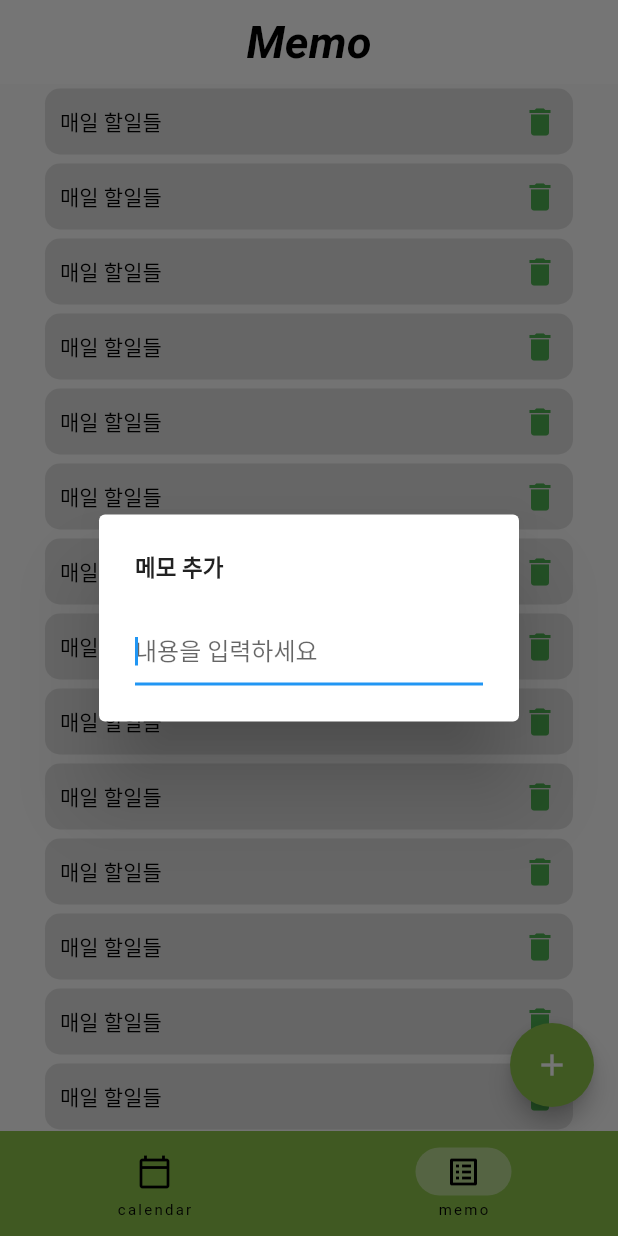
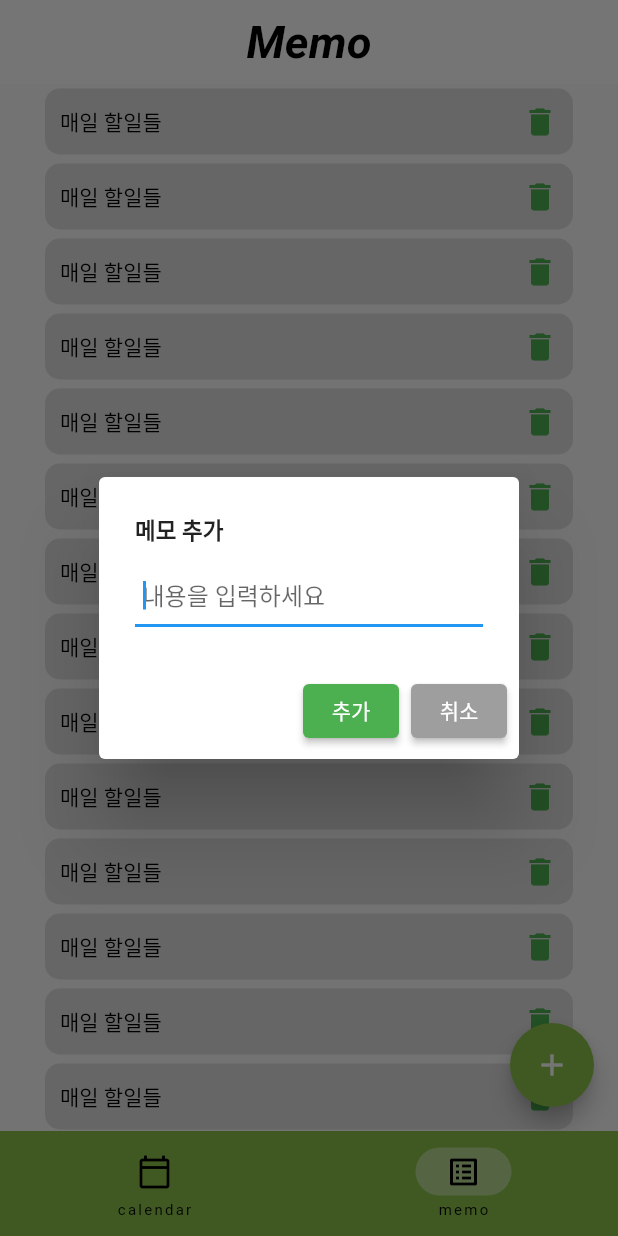
Before and after one commit to hyojuseo/simple_calendar_memo_app, a Flutter app: the screen it shows after launch, item 2 of the bottom bar chosen, after a tap on the "add" icon, on a phone screen of 412 x 824 dp. Run offline on Flutter 3.47's test engine with Material 2 defaults, Android fonts, the phone set to English and light mode, and no system bars; our stand-ins replace get, table_calendar.

Commit message:
components로 중복code 분리

```diff
--- /dev/null
+++ b/lib/components/add_dialog.dart
@@ -0,0 +1,48 @@
+import 'package:flutter/material.dart';
+
+class AddDialog extends StatelessWidget {
+  final String? title;
+  final Function()? okCallback;
+  final Function()? cancelCallback;
+
+  const AddDialog({
+    Key? key,
+    required this.title,
+    this.okCallback,
+    this.cancelCallback,
+  }) : super(key: key);
+
+  @override
+  Widget build(BuildContext context) {
+    TextEditingController contentController = TextEditingController();
+    return AlertDialog(
+      title: Text(
+        title!,
+        style: const TextStyle(fontSize: 15, fontWeight: FontWeight.bold),
+      ),
+      content: TextField(
+        controller: contentController,
+        autofocus: true,
+        decoration: const InputDecoration(
+          hintText: '내용을 입력하세요',
+          //border: InputBorder.none,
+          contentPadding: EdgeInsets.only(left: 5, bottom: 10),
+          isDense: true,
+        ),
+        onSubmitted: (String text) {},
+      ),
+      actions: [
+        ElevatedButton(
+          onPressed: okCallback,
+          child: const Text('추가'),
+          style: ElevatedButton.styleFrom(primary: Colors.green),
+        ),
+        ElevatedButton(
+          onPressed: cancelCallback,
+          child: const Text('취소'),
+          style: ElevatedButton.styleFrom(primary: Colors.grey),
+        ),
+      ],
+    );
+  }
+}
--- /dev/null
+++ b/lib/components/cal_list.dart
@@ -0,0 +1,72 @@
+import 'package:flutter/material.dart';
+
+const TextStyle _listStyle = TextStyle(
+  color: Colors.green,
+  fontWeight: FontWeight.bold,
+  fontSize: 20,
+);
+
+class CalendarList extends StatelessWidget {
+  final String? text;
+  final String? content;
+
+  const CalendarList({
+    Key? key,
+    required this.text,
+    this.content,
+  }) : super(key: key);
+
+  @override
+  Widget build(BuildContext context) {
+    return Padding(
+      padding: const EdgeInsets.symmetric(horizontal: 10),
+      child: Column(
+        crossAxisAlignment: CrossAxisAlignment.stretch,
+        mainAxisAlignment: MainAxisAlignment.start,
+        children: [
+          Text(
+            text!,
+            //controller.selectedDay.value.toString(),
+            style: _listStyle,
+          ),
+          const SizedBox(height: 15),
+          Expanded(
+            child: SingleChildScrollView(
+              child: Column(
+                crossAxisAlignment: CrossAxisAlignment.stretch,
+                mainAxisAlignment: MainAxisAlignment.start,
+                children: List.generate(20, (index) {
+                  return Padding(
+                    padding: const EdgeInsets.symmetric(vertical: 3),
+                    child: Container(
+                      padding: const EdgeInsets.symmetric(
+                          horizontal: 5, vertical: 3),
+                      decoration: BoxDecoration(
+                        color: Colors.grey.withOpacity(0.3),
+                        borderRadius: BorderRadius.circular(10),
+                      ),
+                      child: Row(
+                        mainAxisAlignment: MainAxisAlignment.spaceBetween,
+                        children: [
+                          Text(
+                            //'할 일들',
+                            content!,
+                            style: const TextStyle(color: Colors.black),
+                          ),
+                          const Icon(
+                            Icons.delete,
+                            color: Colors.green,
+                          ),
+                        ],
+                      ),
+                    ),
+                  );
+                }),
+              ),
+            ),
+          ),
+        ],
+      ),
+    );
+  }
+}
--- a/lib/pages/calendar.dart
+++ b/lib/pages/calendar.dart
@@ -1,13 +1,9 @@
 import 'package:flutter/material.dart';
 import 'package:get/get.dart';
 import 'package:table_calendar/table_calendar.dart';
+import 'package:todo_calendar/components/add_dialog.dart';
+import 'package:todo_calendar/components/cal_list.dart';
 import 'package:todo_calendar/controller/calendar_controller.dart';
-
-const TextStyle _listStyle = TextStyle(
-  color: Colors.green,
-  fontWeight: FontWeight.bold,
-  fontSize: 30,
-);
 
 class Calendar extends GetView<CalendarController> {
   const Calendar({Key? key}) : super(key: key);
@@ -15,114 +11,21 @@ class Calendar extends GetView<CalendarController> {
   Widget get line => const Divider(color: Colors.grey);
 
   Widget everyList() {
-    return Padding(
-      padding: const EdgeInsets.symmetric(horizontal: 10),
-      child: Column(
-        crossAxisAlignment: CrossAxisAlignment.stretch,
-        mainAxisAlignment: MainAxisAlignment.start,
-        children: [
-          const Text(
-            'page2',
-            //controller.selectedDay.value.toString(),
-            style: _listStyle,
-          ),
-          const SizedBox(height: 15),
-          Expanded(
-            child: SingleChildScrollView(
-              child: Column(
-                crossAxisAlignment: CrossAxisAlignment.stretch,
-                mainAxisAlignment: MainAxisAlignment.start,
-                children: List.generate(6, (index) {
-                  return Padding(
-                    padding: const EdgeInsets.symmetric(vertical: 3),
-                    child: Container(
-                      padding: const EdgeInsets.symmetric(
-                          horizontal: 5, vertical: 3),
-                      decoration: BoxDecoration(
-                        color: Colors.grey.withOpacity(0.3),
-                        borderRadius: BorderRadius.circular(10),
-                      ),
-                      child: Row(
-                        mainAxisAlignment: MainAxisAlignment.spaceBetween,
-                        children: const [
-                          Text(
-                            '매일 할일들',
-                            style: TextStyle(color: Colors.black),
-                          ),
-                          Icon(
-                            Icons.delete,
-                            color: Colors.green,
-                          ),
-                        ],
-                      ),
-                    ),
-                  );
-                }),
-              ),
-            ),
-          ),
-        ],
-      ),
+    return const CalendarList(
+      text: '매일 할 일',
+      content: '매일 할 일들',
     );
   }
 
   Widget selectedDayList() {
-    return Padding(
-      padding: const EdgeInsets.symmetric(horizontal: 10),
-      child: Column(
-        crossAxisAlignment: CrossAxisAlignment.stretch,
-        mainAxisAlignment: MainAxisAlignment.start,
-        children: [
-          const Text(
-            'page1',
-            //controller.selectedDay.value.toString(),
-            style: _listStyle,
-          ),
-          const SizedBox(height: 15),
-          Expanded(
-            child: SingleChildScrollView(
-              child: Column(
-                crossAxisAlignment: CrossAxisAlignment.stretch,
-                mainAxisAlignment: MainAxisAlignment.start,
-                children: List.generate(20, (index) {
-                  return Padding(
-                    padding: const EdgeInsets.symmetric(vertical: 3),
-                    child: Container(
-                      padding: const EdgeInsets.symmetric(
-                          horizontal: 5, vertical: 3),
-                      decoration: BoxDecoration(
-                        color: Colors.grey.withOpacity(0.3),
-                        borderRadius: BorderRadius.circular(10),
-                      ),
-                      child: Row(
-                        mainAxisAlignment: MainAxisAlignment.spaceBetween,
-                        children: const [
-                          Text(
-                            '할 일들',
-                            style: TextStyle(color: Colors.black),
-                          ),
-                          Icon(
-                            Icons.delete,
-                            color: Colors.green,
-                          ),
-                        ],
-                      ),
-                    ),
-                  );
-                }),
-              ),
-            ),
-          ),
-        ],
-      ),
+    return const CalendarList(
+      text: '2022-05-05',
+      content: '할 일들',
     );
   }
 
-  @override
-  Widget build(BuildContext context) {
-    return Column(
-      children: [
-        TableCalendar(
+  Widget _calendar() {
+    return TableCalendar(
       locale: 'ko-KR',
       focusedDay: DateTime.now(),
       firstDay: DateTime.utc(2010, 10, 20),
@@ -146,10 +49,11 @@ class Calendar extends GetView<CalendarController> {
         controller.selectedDay.value = selectedDay;
         controller.focusedDay.value = focusedDay;
       },
-        ),
-        line,
-        Expanded(
-          child: Row(
+    );
+  }
+
+  Widget _todoList() {
+    return Row(
       children: [
         Expanded(child: selectedDayList()),
 
@@ -161,9 +65,47 @@ class Calendar extends GetView<CalendarController> {
         Expanded(child: everyList()),
         //Colors.orange)),
       ],
-          ),
+    );
+  }
+
+  Future<void> _addTodo(BuildContext context) async {
+    return showDialog(
+      context: context,
+      builder: (context) {
+        return AddDialog(
+          title: '할 일 추가',
+          okCallback: () {
+            Get.back();
+          },
+          cancelCallback: () {
+            Get.back();
+          },
+        );
+      },
+    );
+  }
+
+  @override
+  Widget build(BuildContext context) {
+    return Scaffold(
+      body: SafeArea(
+        child: Column(
+          children: [
+            _calendar(),
+            line,
+            Expanded(
+              child: _todoList(),
             )
           ],
+        ),
+      ),
+      floatingActionButton: FloatingActionButton(
+        backgroundColor: Colors.lightGreen,
+        child: const Icon(Icons.add),
+        onPressed: () {
+          _addTodo(context);
+        },
+      ),
     );
   }
 }
--- a/lib/pages/memo.dart
+++ b/lib/pages/memo.dart
@@ -1,4 +1,6 @@
 import 'package:flutter/material.dart';
+import 'package:get/get.dart';
+import 'package:todo_calendar/components/add_dialog.dart';
 
 const TextStyle _titleStyle = TextStyle(
   color: Colors.black,
@@ -10,22 +12,18 @@ const TextStyle _titleStyle = TextStyle(
 class Memo extends StatelessWidget {
   const Memo({Key? key}) : super(key: key);
 
-  Future<void> _addMemo(BuildContext context) {
+  Future<void> _addMemo(BuildContext context) async {
     return showDialog(
       context: context,
       builder: (context) {
-        return AlertDialog(
-          title: const Text(
-            '메모 추가',
-            style: TextStyle(fontSize: 15, fontWeight: FontWeight.bold),
-          ),
-          content: TextField(
-            autofocus: true,
-            decoration: const InputDecoration(
-              hintText: '내용을 입력하세요',
-            ),
-            onSubmitted: (String text) {},
-          ),
+        return AddDialog(
+          title: '메모 추가',
+          okCallback: () {
+            Get.back(); //Navigator.of(context).pop();
+          },
+          cancelCallback: (){
+            Get.back();
+          },
         );
       },
     );
```
Also changed, not shown: lib/pages/home.dart (+2 -7 lines). Lines whose indentation alone changed are shown as unchanged.
